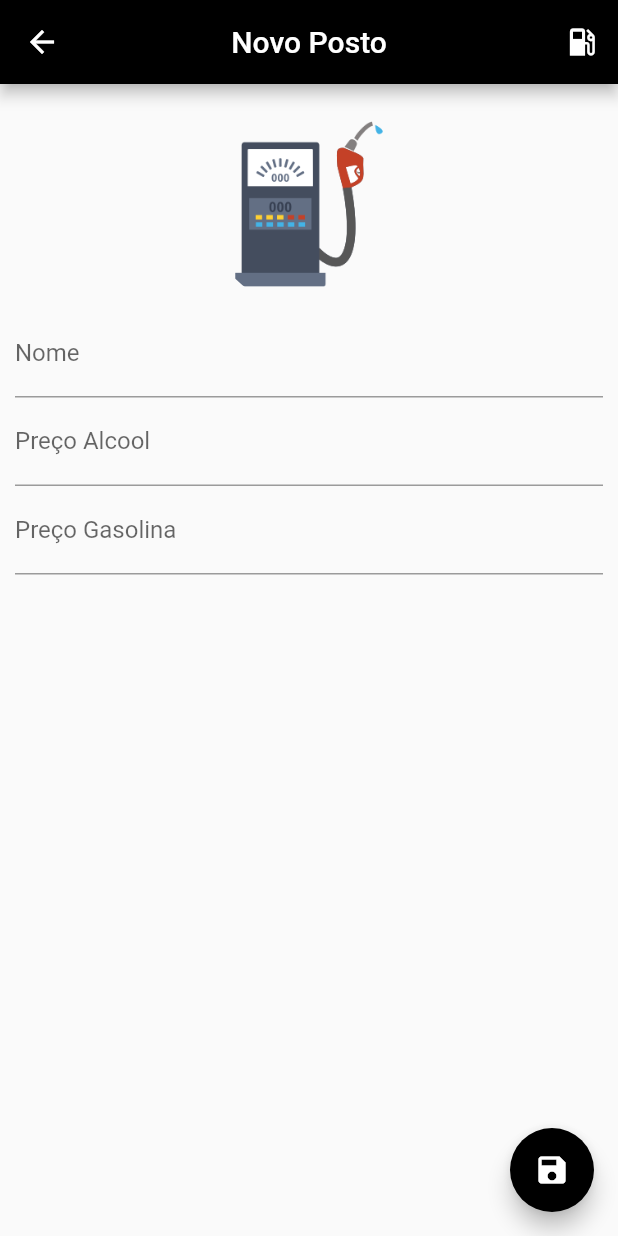
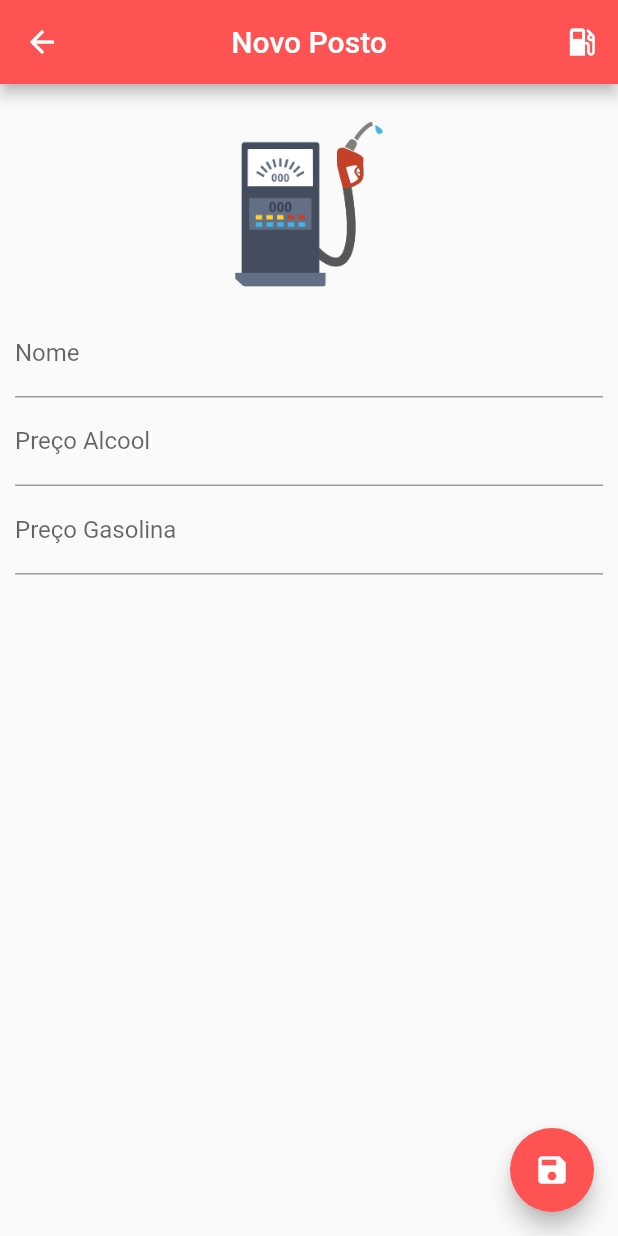
Before and after one commit to WeversonLuiz/combustivel_ideal, a Flutter app: the screen it shows after launch, after a tap on the "add" icon, on a phone screen of 412 x 824 dp. Run offline on Flutter 3.47's test engine with Material 2 defaults, Android fonts, the phone set to English and light mode, and no system bars; our stand-ins replace date_format, flutter_masked_text, sqflite; accounts and stored records are empty.

Commit message:
Alterando a cor do appBar e floatButton

```diff
--- a/lib/page/posto.dart
+++ b/lib/page/posto.dart
@@ -95,7 +95,7 @@ class _PostoPageState extends State<PostoPage> {
   Widget buildAppBar(){
     return AppBar(
       title: Text(_postoTemp.nome ?? "Novo Posto"),
-      backgroundColor: Colors.black,
+      backgroundColor: Colors.redAccent,
       centerTitle: true,
       actions: <Widget>[
         IconButton(
@@ -111,7 +111,7 @@ class _PostoPageState extends State<PostoPage> {
   Widget buildFloatingActionbutton() {
     return FloatingActionButton(
       child: Icon(Icons.save),
-      backgroundColor: Colors.black,
+      backgroundColor: Colors.redAccent,
       onPressed: () {
         calcularCombustivel();
       },
--- a/lib/page/postoList.dart
+++ b/lib/page/postoList.dart
@@ -18,7 +18,7 @@ class _PostoListPageState extends State<PostoListPage> {
   Widget buildAppBar(){
     return AppBar(
       title: Text("Postos de Combustíveis"),
-      backgroundColor: Colors.black,
+      backgroundColor: Colors.redAccent,
       centerTitle: true,
     );
   }
@@ -43,7 +43,7 @@ class _PostoListPageState extends State<PostoListPage> {
   Widget buildFloatingActionbutton() {
     return FloatingActionButton(
       child: Icon(Icons.add),
-      backgroundColor: Colors.black,
+      backgroundColor: Colors.redAccent,
       onPressed: (){
         _showPostoPage();
       },
```
